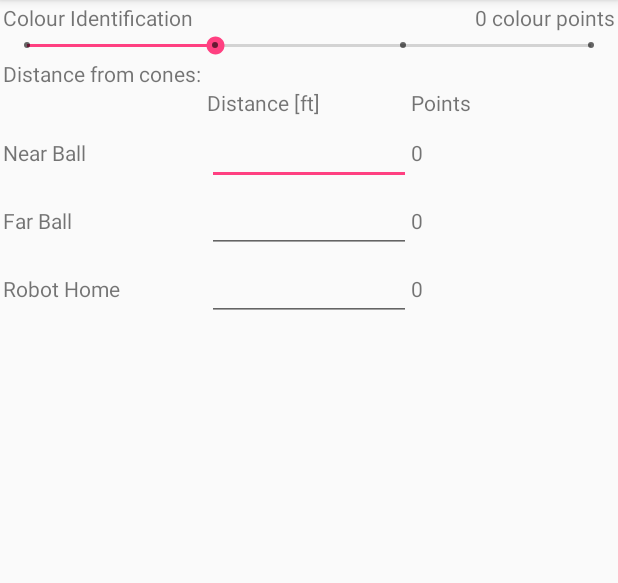
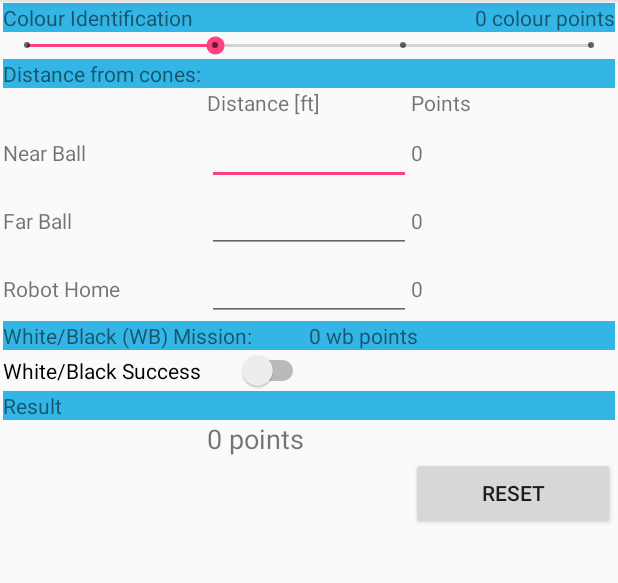
Before and after one commit to AdrianosullivanUL/Android, an Android app: the screen it shows after launch (MainActivity), on a phone screen of 412 x 824 dp, the part 84-667 px from its top. Run offline under Robolectric (Android 15) with nearby library versions, the phone set to English and light mode, and no system bars.

Commit message:
View layout complete

```diff
--- a/ScoreCalculator2/app/src/main/res/layout/activity_main.xml
+++ b/ScoreCalculator2/app/src/main/res/layout/activity_main.xml
@@ -13,9 +13,11 @@
         android:layout_alignParentLeft="true"
         android:layout_alignParentTop="true"
         android:layout_margin="2dp">
+
         <TableRow
             android:layout_width="match_parent"
-            android:layout_height="match_parent">
+            android:layout_height="match_parent"
+            android:background="@android:color/holo_blue_light">
 
 
             <TextView
@@ -28,8 +30,7 @@
             <Space
                 android:layout_width="0dp"
                 android:layout_height="wrap_content"
-                android:layout_weight="1"
-                 />
+                android:layout_weight="1" />
 
             <TextView
                 android:id="@+id/textView2"
@@ -56,7 +57,8 @@
 
         <TableRow
             android:layout_width="match_parent"
-            android:layout_height="match_parent" >
+            android:layout_height="match_parent"
+            android:background="@android:color/holo_blue_light">
 
             <TextView
                 android:id="@+id/textView3"
@@ -167,5 +169,102 @@
             android:layout_weight="1"
             android:text="@string/robot_home_points" />
     </TableRow>
+
+        <TableRow
+            android:layout_width="match_parent"
+            android:layout_height="match_parent"
+            android:background="@android:color/holo_blue_light">
+
+            <TextView
+                android:id="@+id/textView12"
+                android:layout_width="0dp"
+                android:layout_height="wrap_content"
+                android:layout_weight="1"
+                android:text="@string/mission_text" />
+
+            <TextView
+                android:id="@+id/textView13"
+                android:layout_width="0dp"
+                android:layout_height="wrap_content"
+                android:layout_weight="1"
+                android:text="@string/wb_points" />
+        </TableRow>
+
+        <TableRow
+            android:layout_width="match_parent"
+            android:layout_height="match_parent" >
+
+            <Switch
+                android:id="@+id/switch1"
+                android:layout_width="0dp"
+                android:layout_height="wrap_content"
+                android:layout_weight="1"
+                android:text="@string/wb_success" />
+            <Space
+                android:layout_width="0dp"
+                android:layout_height="wrap_content"
+                android:layout_weight="1" />
+
+        </TableRow>
+
+
+        <TableRow
+            android:layout_width="match_parent"
+            android:layout_height="match_parent">
+
+            <TextView
+                android:id="@+id/textView13a"
+                android:layout_width="0dp"
+                android:layout_height="wrap_content"
+                android:layout_weight="1"
+                android:background="@android:color/holo_blue_light"
+                android:text="@string/result" />
+        </TableRow>
+
+        <TableRow
+            android:layout_width="match_parent"
+            android:layout_height="match_parent" >
+
+            <Space
+                android:layout_width="0dp"
+                android:layout_height="wrap_content"
+                android:layout_weight="1" />
+
+            <TextView
+                android:id="@+id/textView14"
+                android:layout_width="0dp"
+                android:layout_height="wrap_content"
+                android:layout_weight="1"
+                android:text="@string/total_points"
+                android:textSize="18sp" />
+            <Space
+                android:layout_width="0dp"
+                android:layout_height="wrap_content"
+                android:layout_weight="1" />
+        </TableRow>
+
+        <TableRow
+            android:layout_width="match_parent"
+            android:layout_height="match_parent" >
+
+            <Space
+                android:layout_width="0dp"
+                android:layout_height="wrap_content"
+                android:layout_weight="1" />
+
+            <Space
+                android:layout_width="0dp"
+                android:layout_height="wrap_content"
+                android:layout_weight="1" />
+
+            <Button
+                android:id="@+id/button"
+                android:layout_width="0dp"
+                android:layout_height="wrap_content"
+                android:layout_weight="1"
+                android:text="@string/reset" />
+        </TableRow>
+
     </TableLayout>
+
 </android.support.constraint.ConstraintLayout>
--- a/ScoreCalculator2/app/src/main/res/values/strings.xml
+++ b/ScoreCalculator2/app/src/main/res/values/strings.xml
@@ -19,7 +19,8 @@
     <string name="mission_text">White/Black (WB) Mission:</string>
     <string name="wb_points">0 wb points</string>
     <string name="wb_failure">WB FAILURE</string>
-    <string name="wb_success">WB SUCCESS</string>
+    <string name="wb_success">White/Black Success</string>
     <string name="total_points">0 points</string>
+    <string name="result">Result</string>
     <string name="reset">RESET</string>
 </resources>
```
